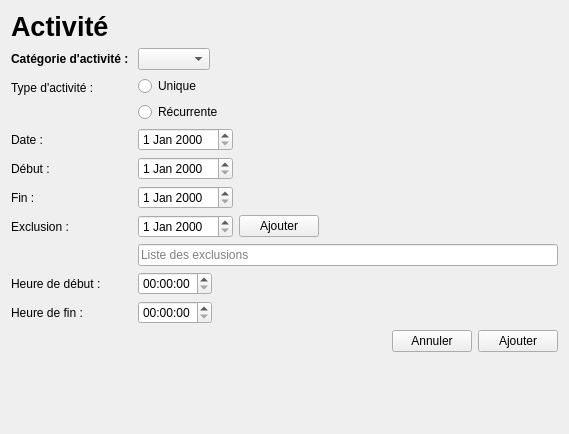
Before: the Qt Designer form GUI/activite.ui in samueldrouin/PyGuide, drawn with Qt 5.
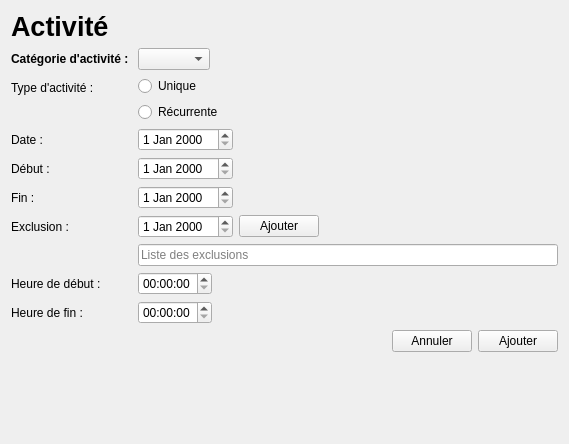
After: the same form once the commit is applied.

Commit message: Added close button slot to dialogs

```diff
--- a/GUI/activite.ui
+++ b/GUI/activite.ui
@@ -7,7 +7,7 @@
     <x>0</x>
     <y>0</y>
     <width>569</width>
-    <height>434</height>
+    <height>444</height>
    </rect>
   </property>
   <property name="windowTitle">
```
The commit also changes 7 other files.
